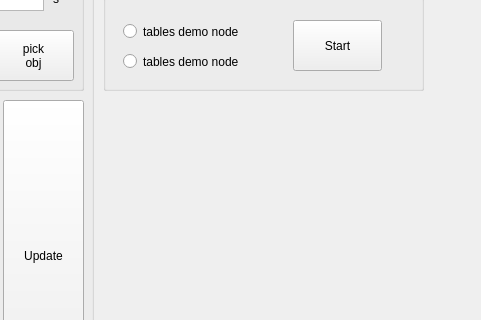
DFKI-NI/mobipick_labs, file rqt_tables_demo/config/rqt_tables_demo.ui: the form before one commit; both pictures show x 317 to 798 and y 430 to 750 of the 798 by 876 pixel window.
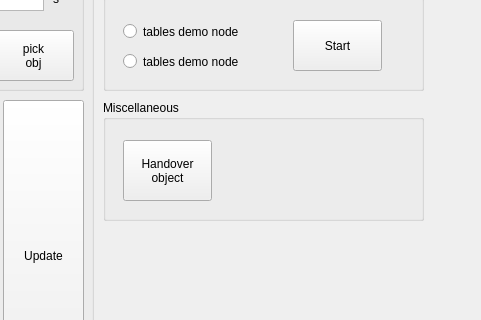
The form after the commit.

Commit message: add button to rqt_tables_demo to handover object, e.g. powerdrill or glue gun

Patch:
```diff
--- a/rqt_tables_demo/config/rqt_tables_demo.ui
+++ b/rqt_tables_demo/config/rqt_tables_demo.ui
@@ -868,6 +868,33 @@
     </property>
    </widget>
   </widget>
+  <widget class="QGroupBox" name="groupBox_10">
+   <property name="geometry">
+    <rect>
+     <x>420</x>
+     <y>530</y>
+     <width>321</width>
+     <height>121</height>
+    </rect>
+   </property>
+   <property name="title">
+    <string>Miscellaneous</string>
+   </property>
+   <widget class="QPushButton" name="cmdHandOverObject">
+    <property name="geometry">
+     <rect>
+      <x>20</x>
+      <y>40</y>
+      <width>89</width>
+      <height>61</height>
+     </rect>
+    </property>
+    <property name="text">
+     <string>Handover
+object</string>
+    </property>
+   </widget>
+  </widget>
  </widget>
  <resources/>
  <connections/>
```
The commit also changes 1 other file.
